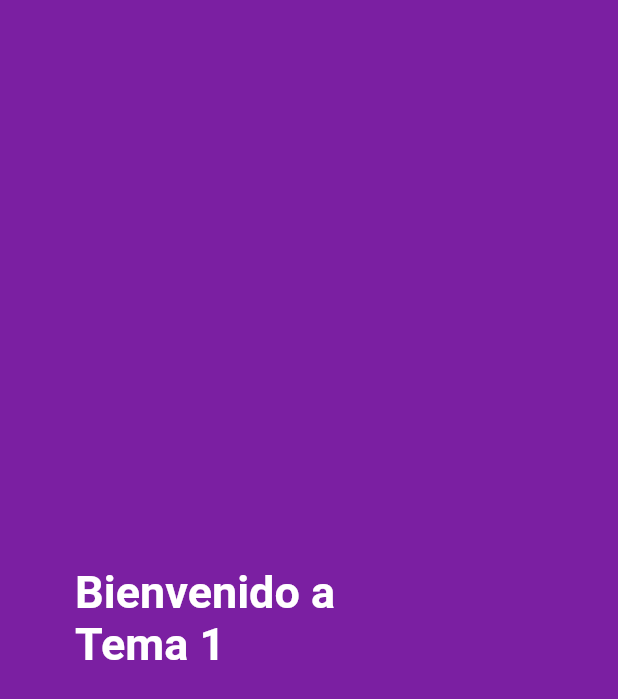
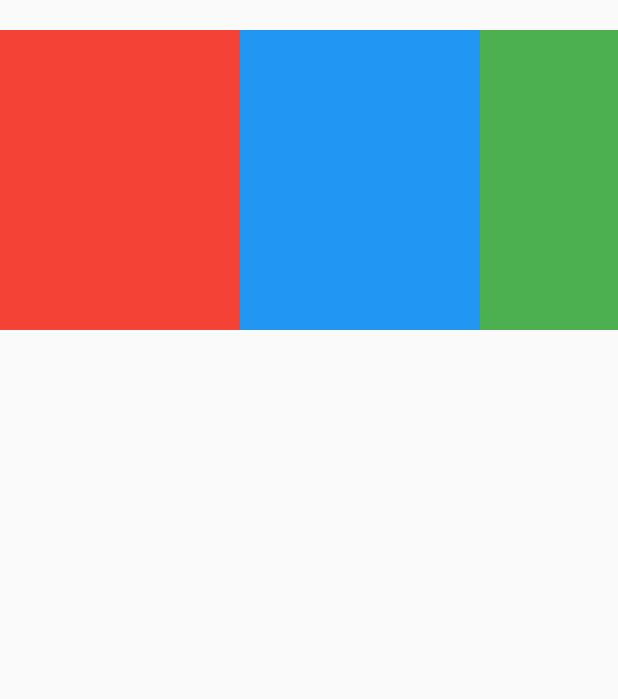
Before and after one commit to JuanFerr1098/ProyectoIntegrador1, a Flutter app: the SumaTema1 screen opened directly, on a phone screen of 412 x 824 dp. Shown: the top 699 px of the screen. Run offline on Flutter 3.47's test engine with Material 2 defaults, Android fonts, the phone set to English and light mode, and no system bars; our stand-ins replace firebase_auth, flutter_signin_button, google_sign_in; accounts and stored records are empty; project files that could hold a hidden picture were left out.

Commit message:
aprendizaje, suma y list view

```diff
--- a/newtonapp/lib/pages/index.dart
+++ b/newtonapp/lib/pages/index.dart
@@ -85,10 +85,10 @@ class Index extends StatelessWidget{
                           borderRadius: BorderRadius.circular(5.0),
                       ),
                         onPressed: () {
-                        Navigator.push(context,
-                            MaterialPageRoute(builder: (context) => const SignInPage()));
-                          /* Navigator.push(context,
-                            MaterialPageRoute(builder: (context) =>  IndexPage()));  */
+                       /* Navigator.push(context,
+                            MaterialPageRoute(builder: (context) => const SignInPage()));   */
+                           Navigator.push(context,
+                            MaterialPageRoute(builder: (context) =>  IndexPage()));
                       },
                       child: Text(
                               'Login',
--- a/newtonapp/lib/pages/sumaTema1.dart
+++ b/newtonapp/lib/pages/sumaTema1.dart
@@ -6,50 +6,45 @@ import 'package:flutter_signin_button/button_builder.dart';
 class SumaTema1 extends StatelessWidget{
   @override
   Widget build(BuildContext context) {
+
       return Scaffold(
-      backgroundColor: Colors.purple.shade700, //Fondo de la pantalla
+
         body: Container(
-        width: double.infinity,
-        height: double.infinity,
-        child: Column(
-        //crossAxisAlignment: CrossAxisAlignment.center,
-        mainAxisAlignment: MainAxisAlignment.center,
+          margin: const EdgeInsets.symmetric(vertical: 20.0),
+          height: 200.0,
+          child: ListView(
+            scrollDirection: Axis.horizontal,
             children: <Widget>[
-                titulo(context),
-                //botones(context),
+              Container(
+                width: 160.0,
+                height: 250.0,
+                color: Colors.red,
+              ),
+              Container(
+                width: 160.0,
+                color: Colors.blue,
+              ),
+              Container(
+                width: 160.0,
+                color: Colors.green,
+              ),
+              Container(
+                width: 160.0,
+                color: Colors.yellow,
+              ),
+              Container(
+                width: 160.0,
+                color: Colors.orange,
+              ),
             ],
           ),
         ),
       );
    }
-  Widget titulo(context) {
-  return Container(
-    //color: Colors.amber[600],
-    width: double.infinity,
-    //height:MediaQuery.of(context).size.height*.5,
-    padding: const EdgeInsets.all(50),
 
-    child: Column(
-      mainAxisAlignment: MainAxisAlignment.center,
-      crossAxisAlignment: CrossAxisAlignment.start,
-      children: <Widget>[
-                  Text('Bienvenido a',
-                  style:TextStyle(
-                    color: Colors.white,
-                    fontWeight: FontWeight.bold,
-                    fontSize: 30.0,
-                  ),
-                  ),
-                  Text('Tema 1',
-                  style: TextStyle(
-                    color: Colors.white,
-                    fontWeight: FontWeight.bold,
-                    fontSize: 30.0,
-                  ),
-                  )
-                ]
-    ),
+  Widget carrusel(){
+    return Row(
+
     );
   }
-
 }
```
Also changed, not shown: newtonapp/assets/images/Truco 1.jpg (added), newtonapp/assets/images/Truco 2.jpg (added), newtonapp/assets/images/Truco 3.jpg (added). Lines whose indentation alone changed are shown as unchanged.
